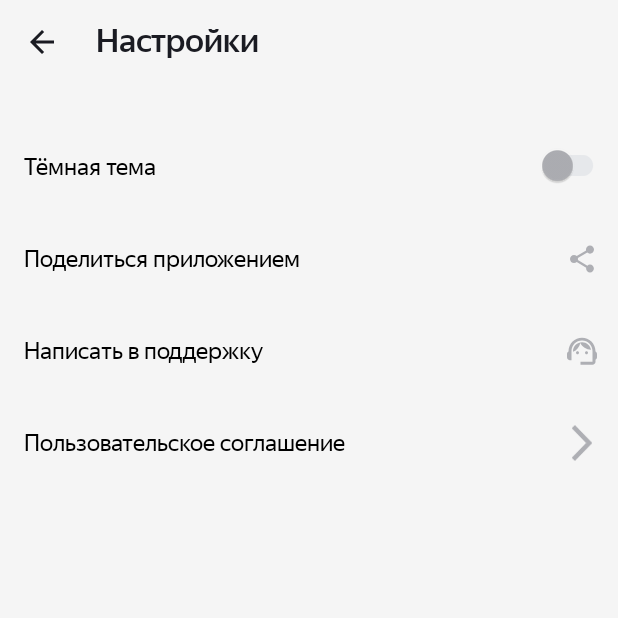
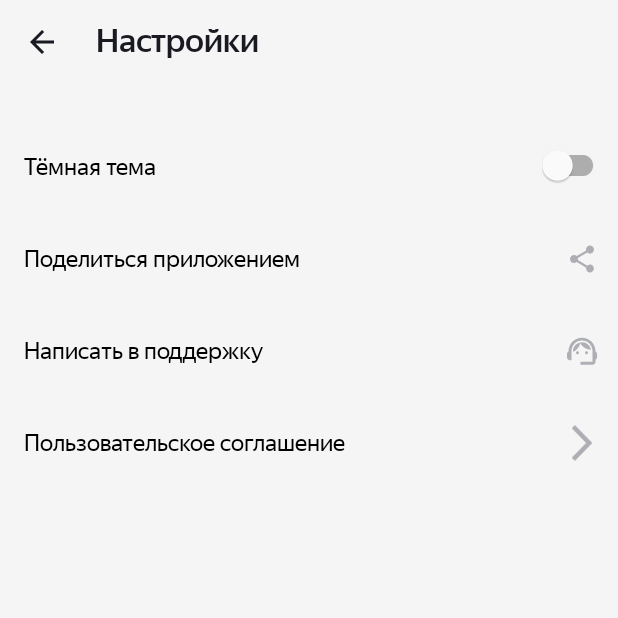
Before and after one commit to void-85/Playlist-Maker, an Android app: the screen it shows after launch (SettingsActivity), after a tap on "Настройки", on a phone screen of 412 x 824 dp, the top half of it. Run offline under Robolectric (Android 15) with nearby library versions, the phone set to English and light mode, and no system bars.

```diff
--- a/app/src/main/AndroidManifest.xml
+++ b/app/src/main/AndroidManifest.xml
@@ -5,6 +5,7 @@
     <uses-permission android:name="android.permission.INTERNET"/>
 
     <application
+        android:name=".App"
         android:allowBackup="true"
         android:dataExtractionRules="@xml/data_extraction_rules"
         android:fullBackupContent="@xml/backup_rules"
--- /dev/null
+++ b/app/src/main/java/com/example/playlistmaker/App.kt
@@ -0,0 +1,42 @@
+package com.example.playlistmaker
+
+import android.app.Application
+import androidx.appcompat.app.AppCompatDelegate
+
+
+
+class App :Application() {
+
+
+    companion object{
+        const val PLAYLIST_PREFERNCES = "playlist_preferences"
+        const val CURRENT_THEME_KEY = "current_theme_key"
+    }
+
+
+    private var darkTheme = false
+
+
+
+    override fun onCreate(){
+
+        super.onCreate()
+
+        val sharedPrefs = getSharedPreferences(PLAYLIST_PREFERNCES, MODE_PRIVATE)
+        switchTheme( sharedPrefs.getBoolean(CURRENT_THEME_KEY, false) )
+
+    }
+
+
+
+    fun switchTheme( darkThemeEnabled :Boolean ){
+
+        darkTheme = darkThemeEnabled
+
+        AppCompatDelegate.setDefaultNightMode(
+            if (darkThemeEnabled) { AppCompatDelegate.MODE_NIGHT_YES }
+            else                  { AppCompatDelegate.MODE_NIGHT_NO  }
+        )
+
+    }
+}
--- a/app/src/main/java/com/example/playlistmaker/SettingsActivity.kt
+++ b/app/src/main/java/com/example/playlistmaker/SettingsActivity.kt
@@ -5,12 +5,37 @@ import android.net.Uri
 import androidx.appcompat.app.AppCompatActivity
 import android.os.Bundle
 import android.widget.FrameLayout
+import com.google.android.material.switchmaterial.SwitchMaterial
 
 
 class SettingsActivity : AppCompatActivity() {
+
+
+
+    private lateinit var settingsThemeSwitcher :SwitchMaterial
+
+
+
     override fun onCreate(savedInstanceState: Bundle?) {
         super.onCreate(savedInstanceState)
         setContentView(R.layout.activity_settings)
+
+
+
+        val sharedPrefs = getSharedPreferences(App.PLAYLIST_PREFERNCES, MODE_PRIVATE)
+        settingsThemeSwitcher = findViewById<SwitchMaterial>(R.id.settings_theme_switcher)
+        settingsThemeSwitcher.isChecked = sharedPrefs.getBoolean(App.CURRENT_THEME_KEY, false)
+        settingsThemeSwitcher.setOnCheckedChangeListener {
+
+            _, checked -> run{
+                (applicationContext as App).switchTheme(checked)
+                sharedPrefs
+                    .edit()
+                    .putBoolean(App.CURRENT_THEME_KEY, checked)
+                    .apply()
+            }
+        }
+
 
 
         val goBackButtonId = findViewById<FrameLayout>(R.id.settings_go_back_button)
--- a/app/src/main/res/layout/activity_settings.xml
+++ b/app/src/main/res/layout/activity_settings.xml
@@ -57,6 +57,7 @@
             style="@style/settings_screen_items_text"
         />
 
+        <!--
         <androidx.appcompat.widget.SwitchCompat
             android:layout_width="56dp"
             android:layout_height="40dp"
@@ -68,6 +69,21 @@
             app:thumbTint="@color/settings_screen_switch_thumb"
             app:trackTint="@color/settings_screen_switch_track"
         />
+        -->
+
+
+        <com.google.android.material.switchmaterial.SwitchMaterial
+            android:id="@+id/settings_theme_switcher"
+
+            android:layout_width="56dp"
+            android:layout_height="40dp"
+
+            android:layout_gravity="end"
+            android:layout_marginEnd="6dp"
+            android:layout_marginTop="10dp"
+        />
+
+
     </FrameLayout>
 
 
```
Also changed, not shown: app/src/main/res/layout/activity_settings2.xml (deleted, +0 -8 lines).
